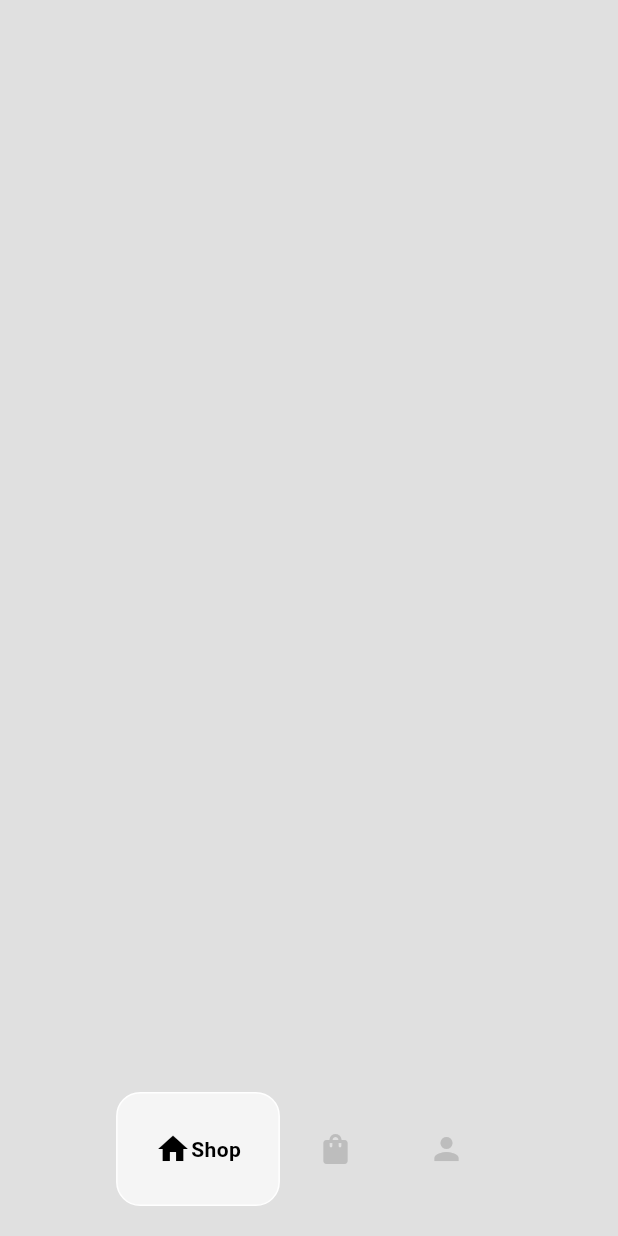
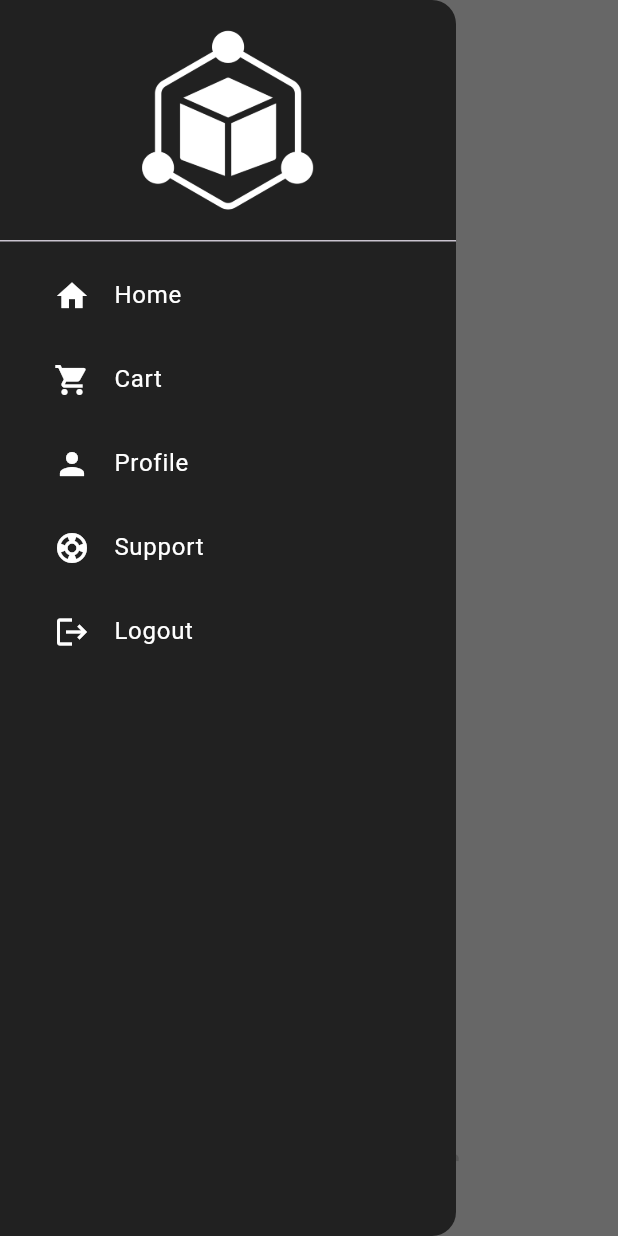
Before and after one commit to sande11/belo, a Flutter app: the HomePage screen opened directly, with the side drawer open (before the commit the screen has no drawer), on a phone screen of 412 x 824 dp. Run offline on Flutter 3.47's test engine with Material 3 defaults, Android fonts, the light colour scheme and no system bars; drawn by our look-alikes of google_nav_bar.

Commit message:
added dreawable menu

```diff
--- a/lib/components/bottom_nav.dart
+++ b/lib/components/bottom_nav.dart
@@ -2,7 +2,10 @@ import 'package:flutter/material.dart';
 import 'package:google_nav_bar/google_nav_bar.dart';
 
 class MyBottomNavBar extends StatelessWidget {
-  const MyBottomNavBar({super.key});
+
+void Function(int)? onTabChange;
+
+  MyBottomNavBar({super.key, required this.onTabChange});
 
   @override
   Widget build(BuildContext context) {
@@ -15,6 +18,7 @@ class MyBottomNavBar extends StatelessWidget {
           tabBackgroundColor: Colors.grey.shade100,
           mainAxisAlignment: MainAxisAlignment.center,
           tabBorderRadius: 16,
+          onTabChange: (value) => onTabChange!(value),
           tabs: const [
             GButton(
               icon: Icons.home,
--- a/lib/pages/home_page.dart
+++ b/lib/pages/home_page.dart
@@ -1,4 +1,8 @@
 import 'package:belo/components/bottom_nav.dart';
+import 'package:belo/pages/account_page.dart';
+import 'package:belo/pages/cart_page.dart';
+import 'package:belo/pages/favorites_page.dart';
+import 'package:belo/pages/shop_page.dart';
 import 'package:flutter/material.dart';
 
 class HomePage extends StatefulWidget {
@@ -9,11 +13,124 @@ class HomePage extends StatefulWidget {
 }
 
 class _HomePageState extends State<HomePage> {
+  int _selectedIndex = 0;
+
+  void navigateBottomBar(int index) {
+    setState(() {
+      _selectedIndex = index;
+    });
+  }
+
+  final List<Widget> _pages = [
+    const ShopPage(),
+    const CartPage(),
+    const AccountPage(),
+    const FavoritesPage()
+  ];
+
   @override
   Widget build(BuildContext context) {
     return Scaffold(
       backgroundColor: Colors.grey[300],
-      bottomNavigationBar: const MyBottomNavBar(),
+      bottomNavigationBar: MyBottomNavBar(
+        onTabChange: (index) => navigateBottomBar(index),
+      ),
+      appBar: AppBar(
+        backgroundColor: Colors.transparent,
+        elevation: 0,
+        leading: Builder(builder: (context) {
+          return IconButton(
+            icon: const Icon(Icons.menu),
+            color: Colors.black,
+            onPressed: () {
+              Scaffold.of(context).openDrawer();
+            },
+          );
+        }),
+      ),
+      drawer: Drawer(
+        backgroundColor: Colors.grey[900],
+        child: ListView(
+          padding: EdgeInsets.zero,
+          children: [
+            DrawerHeader(
+              decoration: const BoxDecoration(
+                  // color: Colors.black, // Header with contrast
+                  ),
+              child: Image.asset(
+                'assets/images/technology.png',
+                color: Colors.white,
+                width: 150,
+              ),
+            ),
+            // Home Item
+            Padding(
+              padding: const EdgeInsets.symmetric(horizontal: 20.0),
+              child: ListTile(
+                leading: const Icon(Icons.home, color: Colors.white),
+                title:
+                    const Text('Home', style: TextStyle(color: Colors.white)),
+                onTap: () {
+                  Navigator.pop(context);
+                },
+              ),
+            ),
+            // Cart Item
+            Padding(
+              padding: const EdgeInsets.symmetric(horizontal: 20.0),
+              child: ListTile(
+                leading: const Icon(Icons.shopping_cart, color: Colors.white),
+                title:
+                    const Text('Cart', style: TextStyle(color: Colors.white)),
+                onTap: () {
+                  Navigator.pop(context);
+                },
+              ),
+            ),
+            // Profile Item
+            Padding(
+              padding: const EdgeInsets.symmetric(horizontal: 20.0),
+              child: ListTile(
+                leading: const Icon(Icons.person, color: Colors.white),
+                title: const Text('Profile',
+                    style: TextStyle(color: Colors.white)),
+                onTap: () {
+                  Navigator.pop(context);
+                },
+              ),
+            ),
+
+            // Support Item (at the bottom)
+            Padding(
+              padding: const EdgeInsets.symmetric(horizontal: 20.0),
+              child: ListTile(
+                leading: const Icon(Icons.support, color: Colors.white),
+                title: const Text('Support',
+                    style: TextStyle(color: Colors.white)),
+                onTap: () {
+                  // Navigate to Support
+                  Navigator.pop(context);
+                },
+              ),
+            ),
+
+            // Logout Item (at the bottom)
+            Padding(
+              padding: const EdgeInsets.symmetric(horizontal: 20.0),
+              child: ListTile(
+                leading: const Icon(Icons.logout, color: Colors.white),
+                title:
+                    const Text('Logout', style: TextStyle(color: Colors.white)),
+                onTap: () {
+                  // Handle Logout action
+                  Navigator.pop(context);
+                },
+              ),
+            ),
+          ],
+        ),
+      ),
+      body: _pages[_selectedIndex],
     );
   }
 }
--- /dev/null
+++ b/lib/pages/shop_page.dart
@@ -0,0 +1,12 @@
+import 'package:flutter/material.dart';
+
+class ShopPage extends StatelessWidget {
+  const ShopPage({super.key});
+
+  @override
+  Widget build(BuildContext context) {
+    return const Center(
+      child: Text('shop'),
+    );
+  }
+}
```
Also changed, not shown: lib/pages/account_page.dart (added, +12 -0 lines), lib/pages/cart_page.dart (added, +12 -0 lines), lib/pages/favorites_page.dart (added, +10 -0 lines).
